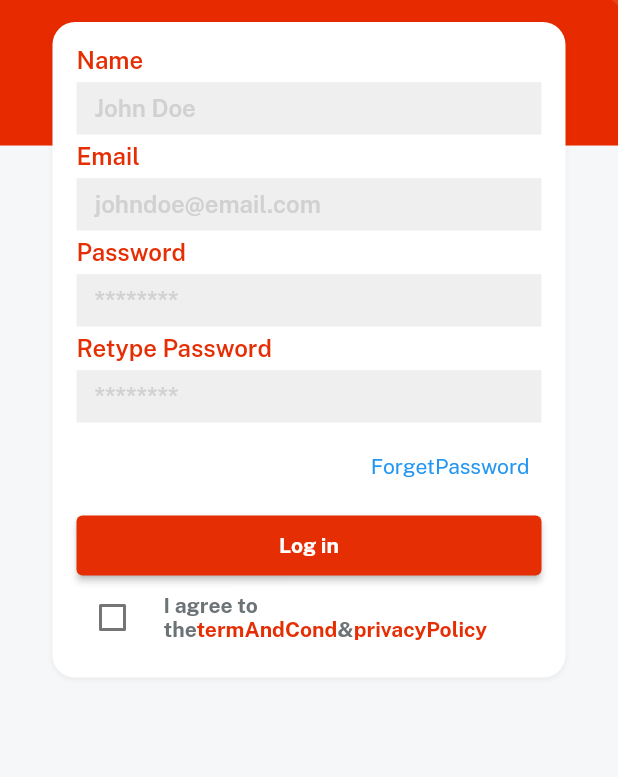
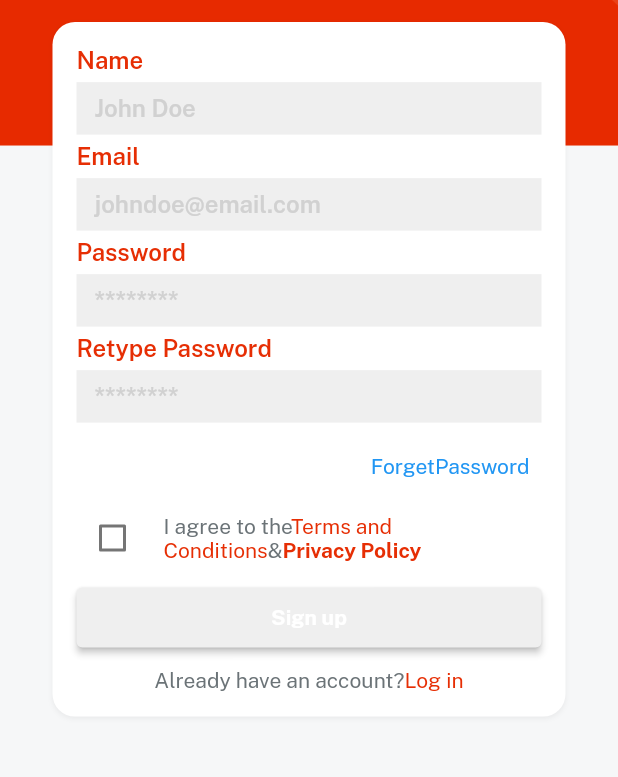
Before and after one commit to hayderr-glitch/iragam, a Flutter app: the SignupScreen screen opened directly, on a phone screen of 412 x 824 dp, the part 286-1063 px from its top. Run offline on Flutter 3.47's test engine with Material 2 defaults, Android fonts, the phone set to English and light mode, and no system bars; our stand-ins replace get, velocity_x.

Commit message:
Home screens

```diff
--- a/lib/consts/strings.dart
+++ b/lib/consts/strings.dart
@@ -16,3 +16,5 @@ const loginWith = "Log in with";
 const privacyPolicy = "Privacy Policy";
 const termAndCond = "Terms and Conditions";
 const alreadyHaveAccount = "Already have an account?";
+//Home strings
+const home = "Home", categories = "Categories", cart = "Cart", account = "Account";
--- a/lib/views/auth_screen/login_screen.dart
+++ b/lib/views/auth_screen/login_screen.dart
@@ -4,6 +4,7 @@ import 'package:get/get_core/src/get_main.dart';
 import 'package:tralaga/consts/consts.dart';
 import 'package:tralaga/consts/lists.dart';
 import 'package:tralaga/views/auth_screen/signup_screen.dart';
+import 'package:tralaga/views/home_screen/home.dart';
 import 'package:tralaga/widgets_common/applogo_widget.dart';
 import 'package:tralaga/widgets_common/bg_widget.dart';
 import 'package:tralaga/widgets_common/custom_textfield.dart';
@@ -40,7 +41,9 @@ class LoginScreen extends StatelessWidget {
                           color: redColor,
                           title: login,
                           textColor: whiteColor,
-                          onPress: () {})
+                          onPress: () {
+                            Get.to(()=>const Home());
+                          })
                       .box
                       .width(context.screenWidth - 50)
                       .make(),
--- a/lib/views/auth_screen/signup_screen.dart
+++ b/lib/views/auth_screen/signup_screen.dart
@@ -1,3 +1,6 @@
+import 'package:get/get.dart';
+import 'package:get/get_core/src/get_main.dart';
+
 import '../../consts/consts.dart';
 import '../../consts/lists.dart';
 import '../../widgets_common/applogo_widget.dart';
@@ -5,8 +8,15 @@ import '../../widgets_common/bg_widget.dart';
 import '../../widgets_common/custom_textfield.dart';
 import '../../widgets_common/our_button.dart';
 
-class SignupScreen extends StatelessWidget {
+class SignupScreen extends StatefulWidget {
   const SignupScreen({Key? key}) : super(key: key);
+
+  @override
+  State<SignupScreen> createState() => _SignupScreenState();
+}
+
+class _SignupScreenState extends State<SignupScreen> {
+  bool? isCheck = false;
 
   @override
   Widget build(BuildContext context) {
@@ -37,21 +47,16 @@ class SignupScreen extends StatelessWidget {
                       alignment: Alignment.centerRight,
                       child: TextButton(
                           onPressed: () {}, child: forgetPassword.text.make())),
-                  5.heightBox,
-                  ourButton(
-                          color: redColor,
-                          title: login,
-                          textColor: whiteColor,
-                          onPress: () {})
-                      .box
-                      .width(context.screenWidth - 50)
-                      .make(),
                   Row(
                     children: [
                       Checkbox(
                         checkColor: redColor,
-                        value: false,
-                        onChanged: (newValue) {},
+                        value: isCheck,
+                        onChanged: (newValue) {
+                          setState(() {
+                            isCheck = newValue;
+                          });
+                        },
                       ),
                       10.widthBox,
                       Expanded(
@@ -61,29 +66,49 @@ class SignupScreen extends StatelessWidget {
                           TextSpan(
                               text: "I agree to the",
                               style: TextStyle(
-                                fontFamily: bold,
+                                fontFamily: regular,
                                 color: fontGrey,
                               )),
                           TextSpan(
-                              text: "termAndCond",
+                              text: termAndCond,
                               style: TextStyle(
-                                fontFamily: bold,
+                                fontFamily: regular,
                                 color: redColor,
                               )),
                           TextSpan(
                               text: "&",
                               style: TextStyle(
-                                fontFamily: bold,
+                                fontFamily: regular,
                                 color: fontGrey,
                               )),
                           TextSpan(
-                              text: "privacyPolicy",
+                              text: privacyPolicy,
                               style: TextStyle(
                                 fontFamily: bold,
                                 color: redColor,
                               ))
                         ],
                       ))),
+                    ],
+                  ),
+                  5.heightBox,
+                  ourButton(
+                          color: isCheck == true ? redColor : lightGrey,
+                          title: signup,
+                          textColor: whiteColor,
+                          onPress: () {})
+                      .box
+                      .width(context.screenWidth - 50)
+                      .make(),
+                  10.heightBox,
+                  //Wrapping into gesture detector of velocity X.
+                  Row(
+                    mainAxisAlignment: MainAxisAlignment.center,
+                    children: [
+                      alreadyHaveAccount.text.color(fontGrey).make(),
+                      login.text.color(redColor).make().onTap(() {
+                        Get.back();
+                      }),
                     ],
                   ),
                 ],
```
Also changed, not shown: lib/controllers/home_controller.dart (added, +7 -0 lines), lib/views/cart_screen/cart_screen.dart (added, +10 -0 lines), lib/views/category_screen/category_screen.dart (added, +10 -0 lines), lib/views/home_screen/home.dart (added, +57 -0 lines), lib/views/home_screen/home_screen.dart (added, +10 -0 lines), lib/views/profile_screen/profile_screen.dart (added, +10 -0 lines).
